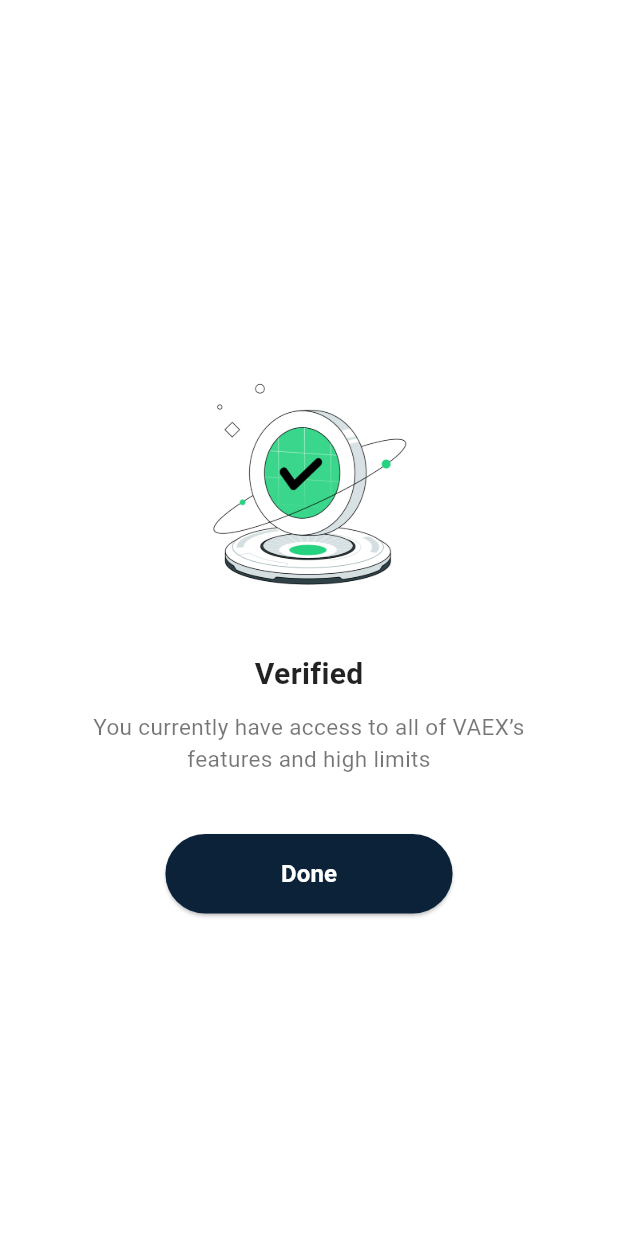
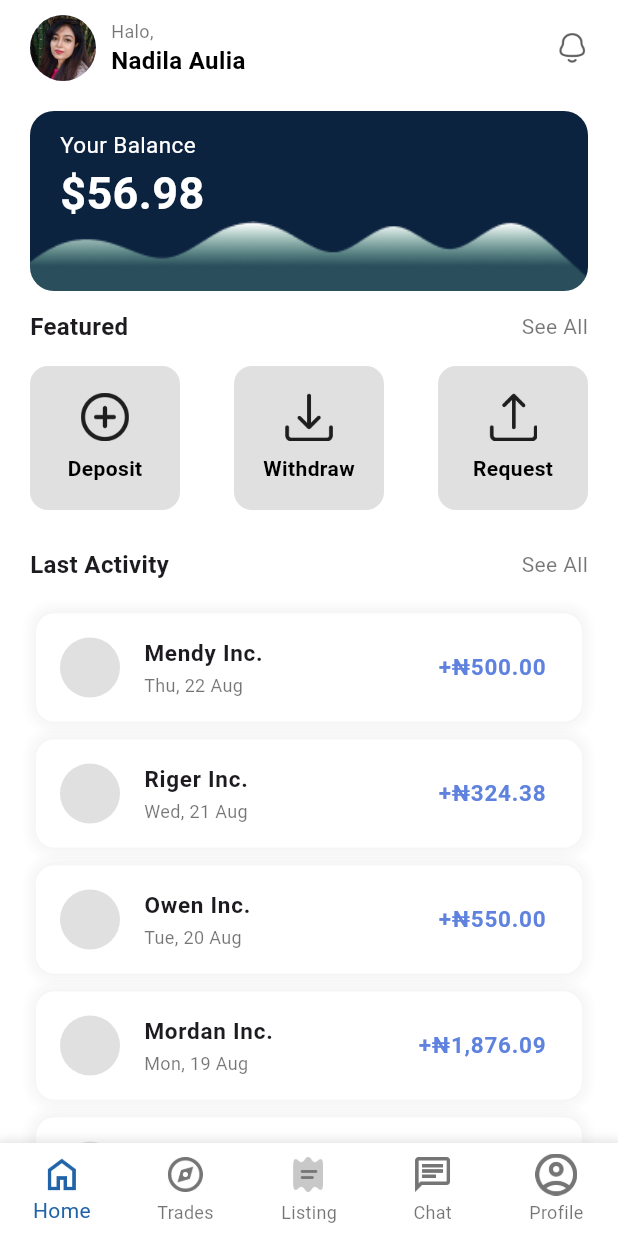
Before and after one commit to Ammara-Akbar/KoolSwitch, a Flutter app: the VerifiedScreen screen opened directly, after a tap on "Done", on a phone screen of 412 x 824 dp. Run offline on Flutter 3.47's test engine with Material 3 defaults, Android fonts, the phone set to English and light mode, and no system bars.

Commit message:
home screen

```diff
--- /dev/null
+++ b/kool_switch/lib/screens/bottom_bar.dart
@@ -0,0 +1,135 @@
+import 'package:flutter/material.dart';
+import 'package:kool_switch/screens/wallet_dashboard_screen.dart';
+
+class MyBottomBar extends StatefulWidget {
+  const MyBottomBar({super.key});
+
+  @override
+  State<MyBottomBar> createState() => _MyBottomBarState();
+}
+
+class _MyBottomBarState extends State<MyBottomBar> {
+  int _selectedIndex = 0;
+
+  final Color selectedColor = const Color(0xff2063A8);
+  final Color unselectedColor = Colors.black54;
+
+  // Screens for each tab
+  final List<Widget> _screens = [
+    WalletDashboardScreen(),
+    const TradesScreen(),
+    const ListingScreen(),
+    const ChatScreen(),
+    const ProfileScreen(),
+  ];
+
+  void _onTabTapped(int index) {
+    setState(() {
+      _selectedIndex = index;
+    });
+  }
+
+  @override
+  Widget build(BuildContext context) {
+    return Scaffold(
+      body: _screens[_selectedIndex],
+
+      bottomNavigationBar: Container(
+        decoration: BoxDecoration(
+          color: Colors.white, // background color of bottom bar
+          boxShadow: [
+            BoxShadow(
+              color: Colors.grey.withOpacity(0.15),
+              spreadRadius: 1,
+              blurRadius: 6,
+              offset: const Offset(0, -2),
+            ),
+          ],
+        ),
+        child: BottomNavigationBar(
+          backgroundColor: Colors.white,
+          type: BottomNavigationBarType.fixed,
+          selectedItemColor: selectedColor,
+          unselectedItemColor: unselectedColor,
+          showUnselectedLabels: true,
+          currentIndex: _selectedIndex,
+          onTap: _onTabTapped,
+          items: [
+            BottomNavigationBarItem(
+              icon: Image.asset(
+                "assets/images/homeicon.png",
+                height: 28,
+                color: _selectedIndex == 0 ? selectedColor : unselectedColor,
+              ),
+              label: "Home",
+            ),
+            BottomNavigationBarItem(
+              icon: Image.asset(
+                "assets/images/tradeicon.png",
+                height: 28,
+                color: _selectedIndex == 1 ? selectedColor : unselectedColor,
+              ),
+              label: "Trades",
+            ),
+            BottomNavigationBarItem(
+              icon: Image.asset(
+                "assets/images/receipt-2.png",
+                height: 28,
+                color: _selectedIndex == 2 ? selectedColor : unselectedColor,
+              ),
+              label: "Listing",
+            ),
+            BottomNavigationBarItem(
+              icon: Image.asset(
+                "assets/images/chaticon.png",
+                height: 28,
+                color: _selectedIndex == 3 ? selectedColor : unselectedColor,
+              ),
+              label: "Chat",
+            ),
+            BottomNavigationBarItem(
+              icon: Image.asset(
+                "assets/images/profileicon.png",
+                height: 28,
+                color: _selectedIndex == 4 ? selectedColor : unselectedColor,
+              ),
+              label: "Profile",
+            ),
+          ],
+        ),
+      ),
+    );
+  }
+}
+
+class TradesScreen extends StatelessWidget {
+  const TradesScreen({super.key});
+  @override
+  Widget build(BuildContext context) {
+    return const Center(child: Text("Trades Screen"));
+  }
+}
+
+class ListingScreen extends StatelessWidget {
+  const ListingScreen({super.key});
+  @override
+  Widget build(BuildContext context) {
+    return const Center(child: Text("Listing Screen"));
+  }
+}
+
+class ChatScreen extends StatelessWidget {
+  const ChatScreen({super.key});
+  @override
+  Widget build(BuildContext context) {
+    return const Center(child: Text("Chat Screen"));
+  }
+}
+
+class ProfileScreen extends StatelessWidget {
+  const ProfileScreen({super.key});
+  @override
+  Widget build(BuildContext context) {
+    return const Center(child: Text("Profile Screen"));
+  }
+}
--- /dev/null
+++ b/kool_switch/lib/screens/wallet_dashboard_screen.dart
@@ -0,0 +1,310 @@
+import 'package:flutter/material.dart';
+
+class WalletDashboardScreen extends StatelessWidget {
+  const WalletDashboardScreen({super.key});
+
+  @override
+  Widget build(BuildContext context) {
+    return Scaffold(
+      backgroundColor: const Color.fromARGB(255, 255, 255, 255),
+
+      body: SafeArea(
+        child: SingleChildScrollView(
+          padding: const EdgeInsets.symmetric(horizontal: 20, vertical: 10),
+          child: Column(
+            crossAxisAlignment: CrossAxisAlignment.start,
+            children: [
+              // Header row
+              Row(
+                mainAxisAlignment: MainAxisAlignment.spaceBetween,
+                children: [
+                  Row(
+                    children: [
+                      const CircleAvatar(
+                        radius: 22,
+                        backgroundImage:
+                            AssetImage("assets/images/profilepic.jpg"),
+                      ),
+                      const SizedBox(width: 10),
+                      Column(
+                        crossAxisAlignment: CrossAxisAlignment.start,
+                        children: const [
+                          Text(
+                            "Halo,",
+                            style: TextStyle(
+                              fontSize: 12,
+                              color: Colors.black54,
+                            ),
+                          ),
+                          Text(
+                            "Nadila Aulia",
+                            style: TextStyle(
+                              fontSize: 16,
+                              fontWeight: FontWeight.w700,
+                              color: Colors.black,
+                            ),
+                          ),
+                        ],
+                      ),
+                    ],
+                  ),
+                  Image.asset(
+                    "assets/images/notification (1).png",
+                    height: 22,
+                  )
+                ],
+              ),
+
+              const SizedBox(height: 20),
+
+              // Balance card
+              Container(
+                width: double.infinity,
+                height: 120,
+                padding:
+                    const EdgeInsets.symmetric(vertical: 12, horizontal: 20),
+                decoration: BoxDecoration(
+                  color: const Color(0xFF0C2340),
+                  borderRadius: BorderRadius.circular(16),
+                  image: DecorationImage(
+                    image: AssetImage(
+                        "assets/images/background.png"), // wave background
+                    fit: BoxFit.contain,
+
+                    alignment: Alignment.bottomCenter,
+                  ),
+                ),
+                child: Column(
+                  crossAxisAlignment: CrossAxisAlignment.start,
+                  mainAxisAlignment: MainAxisAlignment.start,
+                  children: const [
+                    Text(
+                      "Your Balance",
+                      style: TextStyle(
+                        color: Colors.white,
+                        fontSize: 15,
+                      ),
+                    ),
+                    Text(
+                      "\$56.98",
+                      style: TextStyle(
+                        fontSize: 30,
+                        fontWeight: FontWeight.bold,
+                        color: Colors.white,
+                      ),
+                    ),
+                  ],
+                ),
+              ),
+
+              const SizedBox(height: 12),
+
+              // Featured
+              Row(
+                mainAxisAlignment: MainAxisAlignment.spaceBetween,
+                children: const [
+                  Text(
+                    "Featured",
+                    style: TextStyle(
+                      fontSize: 16,
+                      fontWeight: FontWeight.w600,
+                    ),
+                  ),
+                  Text(
+                    "See All",
+                    style: TextStyle(
+                      fontSize: 14,
+                      color: Colors.black54,
+                    ),
+                  ),
+                ],
+              ),
+              const SizedBox(height: 15),
+
+              Row(
+                mainAxisAlignment: MainAxisAlignment.spaceBetween,
+                children: const [
+                  _ActionCard(
+                    icon: "assets/images/addicon.png",
+                    label: "Deposit",
+                  ),
+                  _ActionCard(
+                    icon: "assets/images/download.png",
+                    label: "Withdraw",
+                  ),
+                  _ActionCard(
+                    icon: "assets/images/request.png",
+                    label: "Request",
+                  ),
+                ],
+              ),
+
+              const SizedBox(height: 25),
+
+              // Last Activity
+              Row(
+                mainAxisAlignment: MainAxisAlignment.spaceBetween,
+                children: const [
+                  Text(
+                    "Last Activity",
+                    style: TextStyle(
+                      fontSize: 16,
+                      fontWeight: FontWeight.w700,
+                    ),
+                  ),
+                  Text(
+                    "See All",
+                    style: TextStyle(
+                      fontSize: 14,
+                      color: Colors.black54,
+                    ),
+                  ),
+                ],
+              ),
+              const SizedBox(height: 15),
+
+              const _ActivityTile(
+                name: "Mendy Inc.",
+                date: "Thu, 22 Aug",
+                amount: "+₦500.00",
+              ),
+              const _ActivityTile(
+                name: "Riger Inc.",
+                date: "Wed, 21 Aug",
+                amount: "+₦324.38",
+              ),
+              const _ActivityTile(
+                name: "Owen Inc.",
+                date: "Tue, 20 Aug",
+                amount: "+₦550.00",
+              ),
+              const _ActivityTile(
+                name: "Mordan Inc.",
+                date: "Mon, 19 Aug",
+                amount: "+₦1,876.09",
+              ),
+              const _ActivityTile(
+                name: "Owen Inc.",
+                date: "Tue, 20 Aug",
+                amount: "+₦550.00",
+              ),
+            ],
+          ),
+        ),
+      ),
+    );
+  }
+
+  // static Widget _divider() {
+  //   return const Divider(
+  //     thickness: 0.4,
+  //     color: Colors.black12,
+  //     indent: 55,
+  //     endIndent: 10,
+  //   );
+  // }
+}
+
+// Action card widget
+class _ActionCard extends StatelessWidget {
+  final String icon;
+  final String label;
+  const _ActionCard({required this.icon, required this.label});
+
+  @override
+  Widget build(BuildContext context) {
+    return Container(
+      width: 100,
+      padding: const EdgeInsets.symmetric(vertical: 18),
+      decoration: BoxDecoration(
+        color: Colors.grey.shade300,
+        borderRadius: BorderRadius.circular(12),
+      ),
+      child: Column(
+        children: [
+          Image.asset(icon, height: 32, color: Colors.black87),
+          const SizedBox(height: 8),
+          Text(
+            label,
+            style: const TextStyle(
+              fontSize: 14,
+              fontWeight: FontWeight.w600,
+              color: Colors.black,
+            ),
+          ),
+        ],
+      ),
+    );
+  }
+}
+
+// Activity list tile
+class _ActivityTile extends StatelessWidget {
+  final String name;
+  final String date;
+  final String amount;
+  const _ActivityTile({
+    required this.name,
+    required this.date,
+    required this.amount,
+  });
+
+  @override
+  Widget build(BuildContext context) {
+    return Container(
+      margin: const EdgeInsets.symmetric(vertical: 6, horizontal: 4),
+      decoration: BoxDecoration(
+        color: Colors.white,
+        borderRadius: BorderRadius.circular(12),
+        boxShadow: [
+          BoxShadow(
+            color: Colors.grey.withOpacity(0.04), // soft shadow
+            blurRadius: 8,
+            spreadRadius: 2,
+            offset: const Offset(0, 2), // bottom
+          ),
+          BoxShadow(
+            color: Colors.grey.withOpacity(0.04),
+            blurRadius: 8,
+            spreadRadius: 2,
+            offset: const Offset(0, -2), // top
+          ),
+          BoxShadow(
+            color: Colors.grey.withOpacity(0.04),
+            blurRadius: 8,
+            spreadRadius: 2,
+            offset: const Offset(2, 0), // right
+          ),
+          BoxShadow(
+            color: Colors.grey.withOpacity(0.04),
+            blurRadius: 8,
+            spreadRadius: 2,
+            offset: const Offset(-2, 0), // left
+          ),
+        ],
+      ),
+      child: ListTile(
+        leading: CircleAvatar(
+          backgroundColor: Colors.grey.shade300,
+          radius: 20,
+        ),
+        title: Text(
+          name,
+          style: const TextStyle(fontSize: 15, fontWeight: FontWeight.w600),
+        ),
+        subtitle: Text(
+          date,
+          style: const TextStyle(fontSize: 12, color: Colors.black54),
+        ),
+        trailing: Text(
+          amount,
+          style: const TextStyle(
+            fontSize: 15,
+            fontWeight: FontWeight.w600,
+            color: Color(0xff5E82DE),
+          ),
+        ),
+      ),
+    );
+  }
+}
--- a/kool_switch/lib/verification_screens/verification-screen.dart
+++ b/kool_switch/lib/verification_screens/verification-screen.dart
@@ -1,4 +1,6 @@
 import 'package:flutter/material.dart';
+import 'package:kool_switch/screens/bottom_bar.dart';
+import 'package:kool_switch/screens/wallet_dashboard_screen.dart';
 import 'package:kool_switch/utils/colors.dart';
 
 class VerifiedScreen extends StatelessWidget {
@@ -55,17 +57,21 @@ class VerifiedScreen extends StatelessWidget {
 
               // Done button
               SizedBox(
-
                 child: ElevatedButton(
                   style: ElevatedButton.styleFrom(
                     backgroundColor: AppColors.primaryColor,
-                    padding: const EdgeInsets.symmetric(vertical: 15,horizontal: 77),
+                    padding: const EdgeInsets.symmetric(
+                        vertical: 15, horizontal: 77),
                     shape: RoundedRectangleBorder(
                       borderRadius: BorderRadius.circular(30),
                     ),
                   ),
                   onPressed: () {
-
+                    Navigator.push(
+                      context,
+                      MaterialPageRoute(
+                          builder: (_) => const MyBottomBar()),
+                    );
                   },
                   child: const Text(
                     "Done",
--- a/kool_switch/pubspec.yaml
+++ b/kool_switch/pubspec.yaml
@@ -60,6 +60,7 @@ flutter:
   # To add assets to your application, add an assets section, like this:
   assets:
     - assets/images/
+    - assets/images/notification (1).png
     # - images/a_dot_ham.jpeg
 
   # An image asset can refer to one or more resolution-specific "variants", see
```
Also changed, not shown: kool_switch/assets/images/background.png (added), kool_switch/assets/images/chaticon.png (added), kool_switch/assets/images/homeicon.png (added), kool_switch/assets/images/notification (1).png (added), kool_switch/assets/images/profileicon.png (added), kool_switch/assets/images/profilepic.jpg (added), kool_switch/assets/images/receipt-2.png (added), kool_switch/assets/images/tradeicon.png (added).
